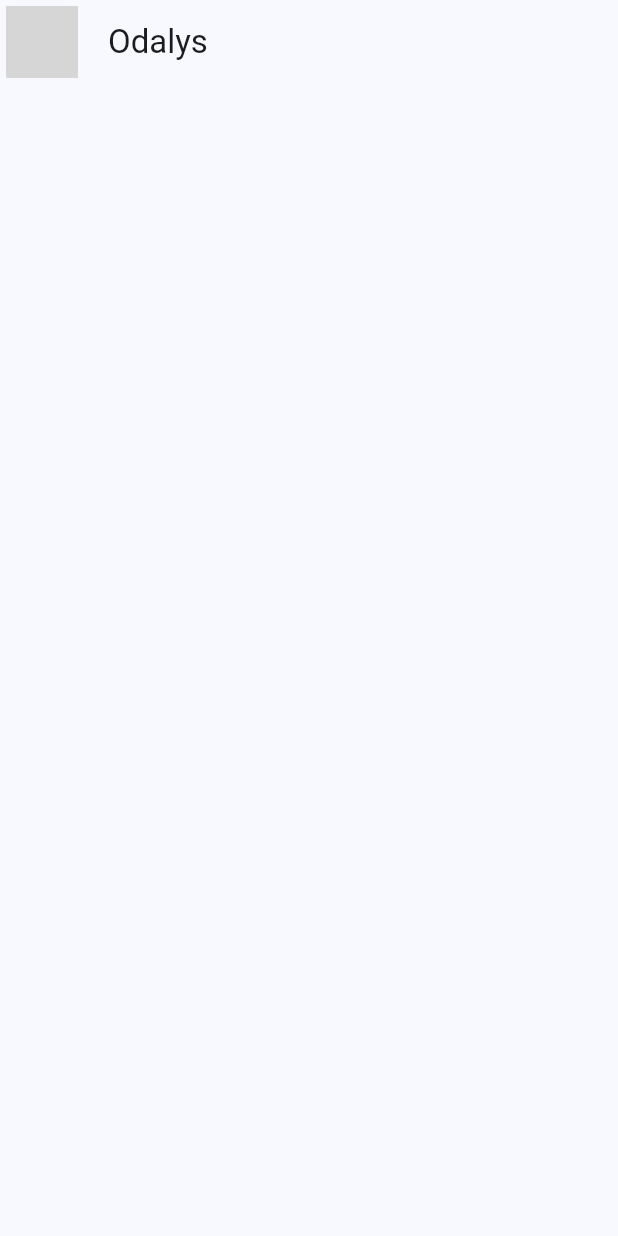
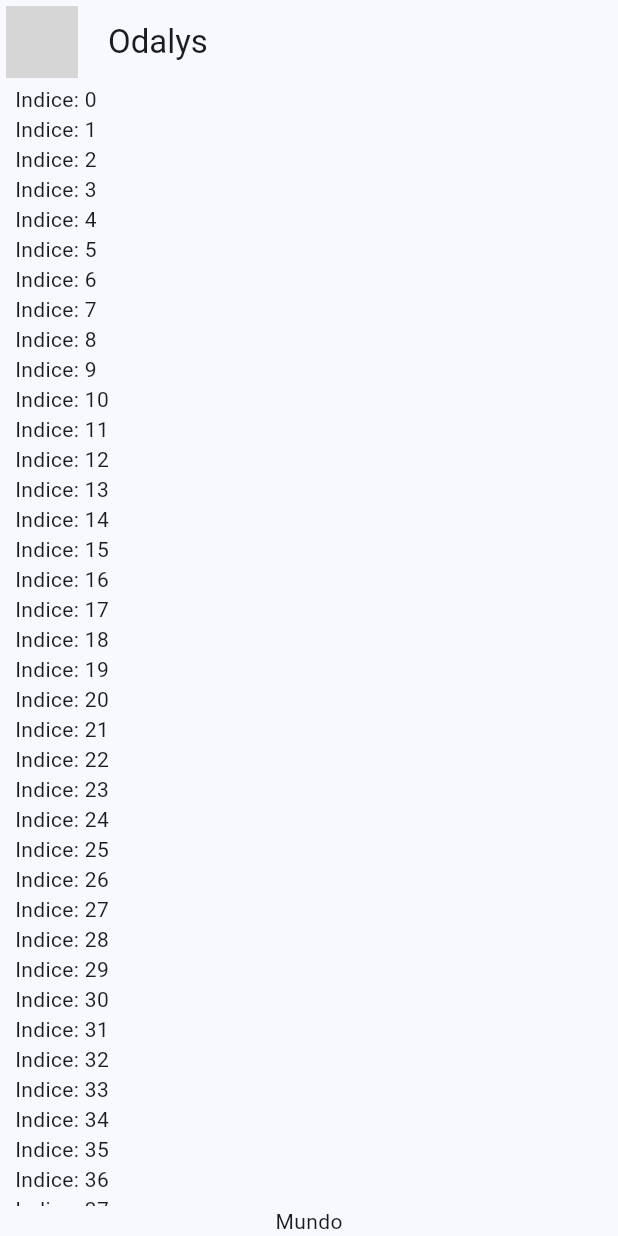
Before and after one commit to Luis0105/yes_no_app, a Flutter app: the screen it shows after launch, on a phone screen of 412 x 824 dp. Run offline on Flutter 3.47's test engine with Material 3 defaults, Android fonts, the phone set to English and light mode, and no system bars; network calls fail; grey boxes are pictures that could not be loaded.

```diff
--- a/lib/presentation/chat/chat_screen.dart
+++ b/lib/presentation/chat/chat_screen.dart
@@ -17,6 +17,29 @@ class ChatScreen extends StatelessWidget {
         title: Text('Odalys'),
         centerTitle: false,
       ),
+      body: _ChatView(),
     );
   }
 }
+
+class _ChatView extends StatelessWidget {
+  @override
+  Widget build(BuildContext context) {
+    return SafeArea(
+      child: Padding(
+        padding: const EdgeInsets.symmetric(horizontal: 10),
+        child: Column(
+          children: [
+            Expanded(
+                child: ListView.builder(
+                    itemCount: 100,
+                    itemBuilder: (context, index) {
+                      return Text('Indice: $index');
+                    })),
+            Text('Mundo')
+          ],
+        ),
+      ),
+    );
+  }
+}
```
